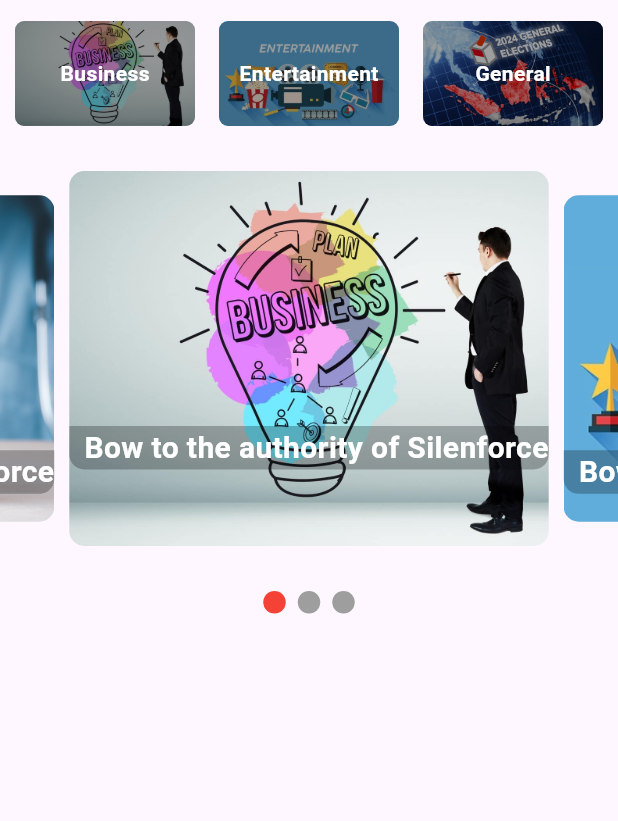
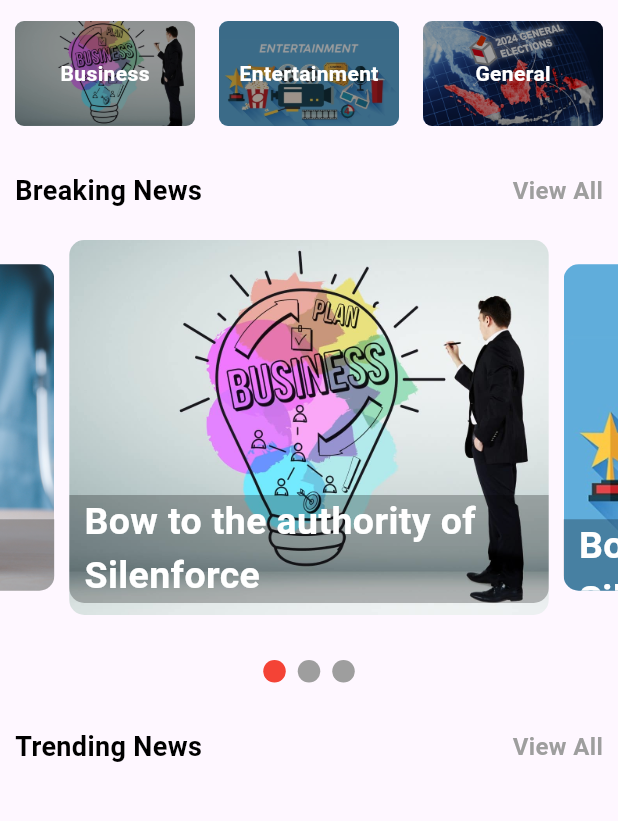
Before and after one commit to Ryanprw/portal-news, a Flutter app: the screen it shows after launch, on a phone screen of 412 x 824 dp, the part 63-884 px from its top. Run offline on Flutter 3.47's test engine with Material 3 defaults, Android fonts, the light colour scheme and no system bars; drawn by our look-alikes of carousel_slider, smooth_page_indicator; our stand-ins replace google_fonts.

Commit message:
adding text widget

```diff
--- a/lib/pages/home_pages.dart
+++ b/lib/pages/home_pages.dart
@@ -5,6 +5,7 @@ import 'package:portal_news/model/slider_model.dart';
 import 'package:portal_news/service/data.dart';
 import 'package:portal_news/service/slider_data.dart';
 import 'package:smooth_page_indicator/smooth_page_indicator.dart';
+import 'package:google_fonts/google_fonts.dart';
 
 class HomePages extends StatefulWidget {
   const HomePages({super.key});
@@ -44,6 +45,7 @@ class _HomePagesState extends State<HomePages> {
       ),
       body: Container(
         child: Column(
+          crossAxisAlignment: CrossAxisAlignment.start,
           children: [
             Container(
               margin: EdgeInsets.only(left: 10.0),
@@ -61,6 +63,31 @@ class _HomePagesState extends State<HomePages> {
               ),
             ),
             SizedBox(height: 30),
+            Padding(
+              padding: const EdgeInsets.only(left: 10, right: 10),
+              child: Row(
+                mainAxisAlignment: MainAxisAlignment.spaceBetween,
+                children: [
+                  Text(
+                    "Breaking News",
+                    style: TextStyle(
+                      color: Colors.black,
+                      fontSize: 18,
+                      fontWeight: FontWeight.bold,
+                    ),
+                  ),
+                  Text(
+                    "View All",
+                    style: TextStyle(
+                      color: Colors.grey,
+                      fontSize: 16,
+                      fontWeight: FontWeight.bold,
+                    ),
+                  ),
+                ],
+              ),
+            ),
+            SizedBox(height: 20),
             CarouselSlider.builder(
               itemCount: sliders.length,
               itemBuilder: (context, index, realIndex) {
@@ -82,7 +109,32 @@ class _HomePagesState extends State<HomePages> {
               ),
             ),
             SizedBox(height: 30),
-            buildIndicator(),
+            Center(child: buildIndicator()),
+            SizedBox(height: 30),
+            Padding(
+              padding: const EdgeInsets.only(left: 10, right: 10),
+              child: Row(
+                mainAxisAlignment: MainAxisAlignment.spaceBetween,
+                children: [
+                  Text(
+                    "Trending News",
+                    style: TextStyle(
+                      color: Colors.black,
+                      fontSize: 18,
+                      fontWeight: FontWeight.bold,
+                    ),
+                  ),
+                  Text(
+                    "View All",
+                    style: TextStyle(
+                      color: Colors.grey,
+                      fontSize: 16,
+                      fontWeight: FontWeight.bold,
+                    ),
+                  ),
+                ],
+              ),
+            ),
           ],
         ),
       ),
@@ -117,9 +169,10 @@ class _HomePagesState extends State<HomePages> {
             name,
             style: TextStyle(
               color: Colors.white,
-              fontSize: 20,
+              fontSize: 25,
               fontWeight: FontWeight.bold,
             ),
+            softWrap: true,
           ),
         ),
       ],
--- a/pubspec.yaml
+++ b/pubspec.yaml
@@ -36,6 +36,7 @@ dependencies:
   cupertino_icons: ^1.0.8
   carousel_slider: ^5.0.0
   smooth_page_indicator: ^1.2.1
+  google_fonts: ^6.2.1
 
 dev_dependencies:
   flutter_test:
```
Also changed, not shown: pubspec.lock.
